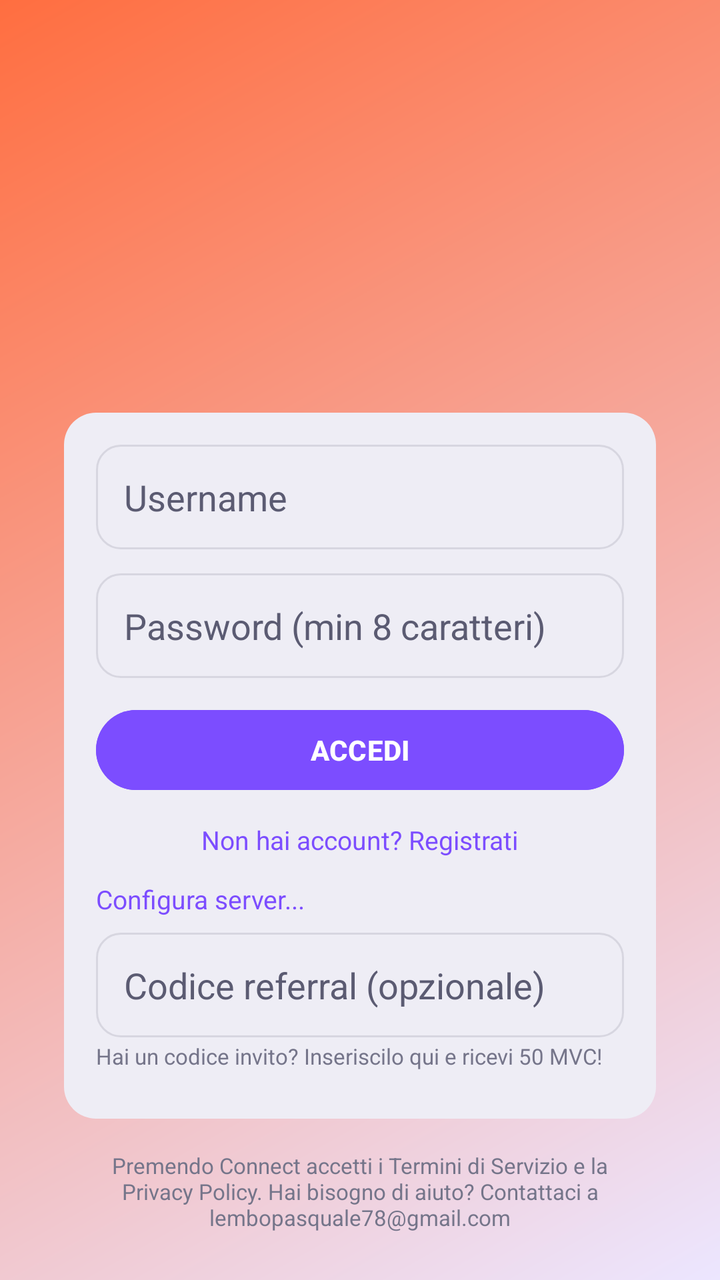
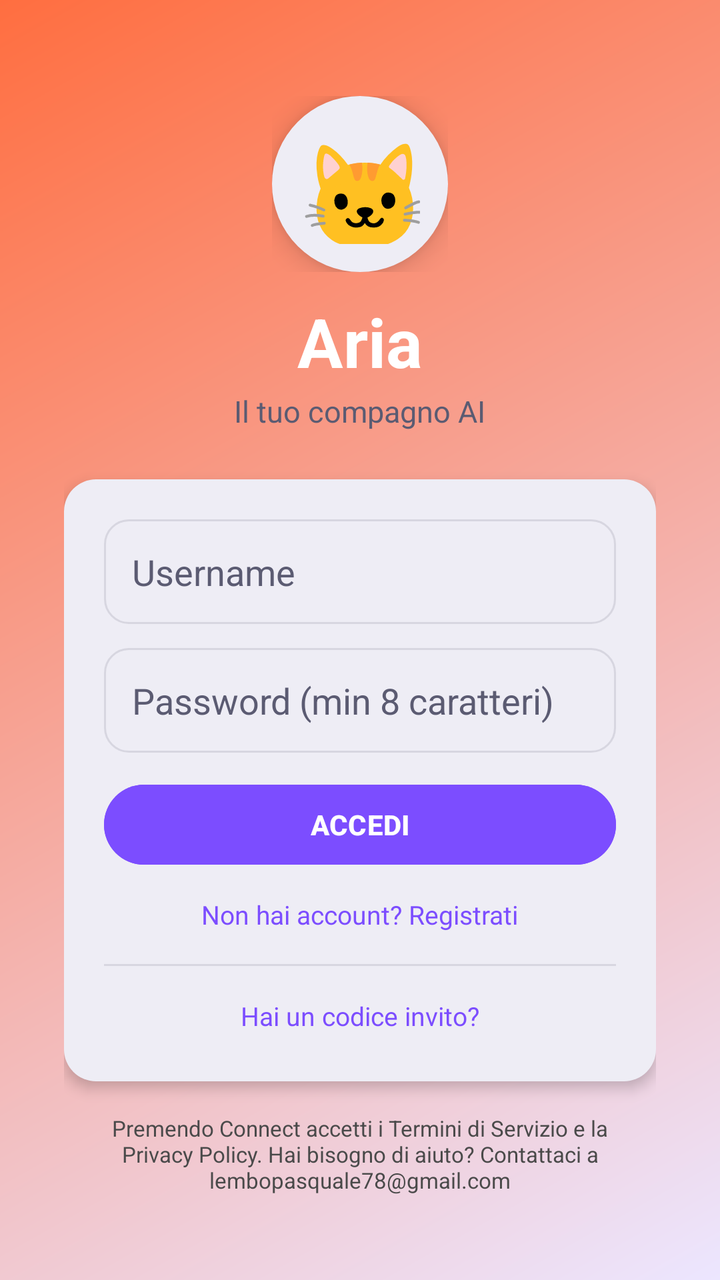

Screens rendered from an Android XML layout before and after an edit, with the pre-edit source and the edit as a unified diff.
<!-- AndroidManifest.xml: application theme AppTheme -->
<!-- res/layout/activity_login.xml -->
<?xml version="1.0" encoding="utf-8"?>
<FrameLayout
    xmlns:android="http://schemas.android.com/apk/res/android"
    xmlns:app="http://schemas.android.com/apk/res-auto"
    android:layout_width="match_parent"
    android:layout_height="match_parent"
    android:background="@drawable/gradient_background">

    <ScrollView
        android:layout_width="match_parent"
        android:layout_height="match_parent"
        android:fillViewport="true">

        <RelativeLayout
            android:layout_width="match_parent"
            android:layout_height="wrap_content"
            android:layout_gravity="center">

            <LinearLayout
                android:id="@+id/center_content"
                android:layout_width="match_parent"
                android:layout_height="wrap_content"
                android:orientation="vertical"
                android:gravity="center"
                android:layout_centerInParent="true"
                android:paddingStart="32dp"
                android:paddingEnd="32dp">

                <TextView
                    android:layout_width="80dp"
                    android:layout_height="80dp"
                    android:text="🐱"
                    android:textSize="48sp"
                    android:gravity="center"
                    android:background="@drawable/circle_logo_bg"
                    android:padding="16dp"
                    android:layout_marginBottom="24dp"/>

                <TextView
                    android:layout_width="wrap_content"
                    android:layout_height="wrap_content"
                    android:text="Aria"
                    android:textSize="36sp"
                    android:textStyle="bold"
                    android:textColor="@color/on_primary"
                    android:gravity="center"/>

                <TextView
                    android:layout_width="wrap_content"
                    android:layout_height="wrap_content"
                    android:text="Il tuo compagno AI"
                    android:textSize="16sp"
                    android:textColor="@color/on_surface_variant"
                    android:gravity="center"
                    android:layout_marginTop="4dp"/>
            </LinearLayout>

            <LinearLayout
                android:id="@+id/bottom_content"
                android:layout_width="match_parent"
                android:layout_height="wrap_content"
                android:orientation="vertical"
                android:gravity="center"
                android:layout_alignParentBottom="true"
                android:paddingStart="32dp"
                android:paddingEnd="32dp"
                android:paddingBottom="24dp">

                <LinearLayout
                    android:id="@+id/login_section"
                    android:layout_width="match_parent"
                    android:layout_height="wrap_content"
                    android:orientation="vertical"
                    android:background="@drawable/card_bg"
                    android:padding="16dp"
                    android:layout_marginBottom="16dp">

                    <EditText
                        android:id="@+id/username_input"
                        android:layout_width="match_parent"
                        android:layout_height="wrap_content"
                        android:hint="Username"
                        android:textColorHint="@color/on_surface_variant"
                        android:textColor="@color/on_surface"
                        android:inputType="textPersonName"
                        android:maxLength="20"
                        android:maxLines="1"
                        android:singleLine="true"
                        android:background="@drawable/edittext_bg"
                        android:padding="14dp"
                        android:layout_marginBottom="12dp"/>

                    <EditText
                        android:id="@+id/email_input"
                        android:layout_width="match_parent"
                        android:layout_height="wrap_content"
                        android:hint="Email (opzionale)"
                        android:textColorHint="@color/on_surface_variant"
                        android:textColor="@color/on_surface"
                        android:inputType="textEmailAddress"
                        android:maxLines="1"
                        android:singleLine="true"
                        android:background="@drawable/edittext_bg"
                        android:padding="14dp"
                        android:layout_marginBottom="12dp"
                        android:visibility="gone"/>

                    <EditText
                        android:id="@+id/password_input"
                        android:layout_width="match_parent"
                        android:layout_height="wrap_content"
                        android:hint="Password (min 8 caratteri)"
                        android:textColorHint="@color/on_surface_variant"
                        android:textColor="@color/on_surface"
                        android:inputType="textPassword"
                        android:maxLines="1"
                        android:singleLine="true"
                        android:background="@drawable/edittext_bg"
                        android:padding="14dp"
                        android:layout_marginBottom="12dp"/>

                    <com.google.android.material.button.MaterialButton
                        android:id="@+id/login_button"
                        android:layout_width="match_parent"
                        android:layout_height="48dp"
                        android:text="ACCEDI"
                        android:textSize="14sp"
                        android:backgroundTint="@color/primary"
                        android:textColor="@color/on_primary"
                        android:textAllCaps="false"
                        android:textStyle="bold"
                        app:cornerRadius="22dp"/>

                    <TextView
                        android:id="@+id/toggle_auth_mode"
                        android:layout_width="wrap_content"
                        android:layout_height="wrap_content"
                        android:text="Non hai account? Registrati"
                        android:textSize="13sp"
                        android:textColor="@color/text_link"
                        android:paddingTop="12dp"
                        android:paddingBottom="4dp"
                        android:clickable="true"
                        android:focusable="true"
                        android:layout_gravity="center_horizontal"/>

                    <TextView
                        android:id="@+id/server_url_toggle"
                        android:layout_width="wrap_content"
                        android:layout_height="wrap_content"
                        android:text="Configura server..."
                        android:textSize="13sp"
                        android:textColor="@color/text_link"
                        android:paddingTop="8dp"
                        android:paddingBottom="4dp"
                        android:clickable="true"
                        android:focusable="true"/>

                    <EditText
                        android:id="@+id/server_url_input"
                        android:layout_width="match_parent"
                        android:layout_height="wrap_content"
                        android:hint="URL del server (es. http://192.168.1.100:5000)"
                        android:textColorHint="@color/on_surface_variant"
                        android:textColor="@color/on_surface"
                        android:inputType="textUri"
                        android:maxLines="1"
                        android:singleLine="true"
                        android:background="@drawable/edittext_bg"
                        android:padding="14dp"
                        android:visibility="gone"/>

                    <EditText
                        android:id="@+id/referral_code_input"
                        android:layout_width="match_parent"
                        android:layout_height="wrap_content"
                        android:hint="Codice referral (opzionale)"
                        android:textColorHint="@color/on_surface_variant"
                        android:textColor="@color/on_surface"
                        android:inputType="textVisiblePassword"
                        android:maxLength="8"
                        android:maxLines="1"
                        android:singleLine="true"
                        android:background="@drawable/edittext_bg"
                        android:padding="14dp"
                        android:layout_marginTop="4dp"/>

                    <TextView
                        android:layout_width="match_parent"
                        android:layout_height="wrap_content"
                        android:text="Hai un codice invito? Inseriscilo qui e ricevi 50 MVC!"
                        android:textSize="11sp"
                        android:textColor="@color/text_hint"
                        android:paddingTop="2dp"
                        android:paddingBottom="8dp"/>

                    <ProgressBar
                        android:id="@+id/auth_progress"
                        android:layout_width="match_parent"
                        android:layout_height="wrap_content"
                        android:visibility="gone"
                        android:layout_marginTop="12dp"/>
                </LinearLayout>

                <TextView
                    android:layout_width="wrap_content"
                    android:layout_height="wrap_content"
                    android:textSize="11sp"
                    android:textColor="@color/text_hint"
                    android:gravity="center"
                    android:autoLink="web"
                    android:text="@string/privacy_notice"/>
            </LinearLayout>

        </RelativeLayout>
    </ScrollView>

</FrameLayout>
<!-- resources referenced by this layout -->
<resources>
  <color name="on_primary">#FFFFFF</color>
  <color name="on_surface">#1B1B2A</color>
  <color name="on_surface_variant">#5B5B72</color>
  <color name="primary">#7C4DFF</color>
  <color name="text_hint">#75758A</color>
  <color name="text_link">#7C4DFF</color>
  <!-- drawable card_bg (drawable) -->
  <?xml version="1.0" encoding="utf-8"?>
  <shape xmlns:android="http://schemas.android.com/apk/res/android"
         android:shape="rectangle">
      <solid android:color="@color/surface_container"/>
      <corners android:radius="16dp"/>
      <padding android:left="16dp" android:top="16dp" android:right="16dp" android:bottom="16dp"/>
  </shape>
  <!-- drawable circle_logo_bg (drawable) -->
  <?xml version="1.0" encoding="utf-8"?>
  <shape xmlns:android="http://schemas.android.com/apk/res/android"
         android:shape="oval">
      <solid android:color="@color/surface_container"/>
  </shape>
  <!-- drawable edittext_bg (drawable) -->
  <?xml version="1.0" encoding="utf-8"?>
  <shape xmlns:android="http://schemas.android.com/apk/res/android"
         android:shape="rectangle">
      <solid android:color="@color/surface_container"/>
      <corners android:radius="12dp"/>
      <stroke android:width="1dp" android:color="@color/outline"/>
  </shape>
  <!-- drawable gradient_background (drawable) -->
  <?xml version="1.0" encoding="utf-8"?>
  <shape xmlns:android="http://schemas.android.com/apk/res/android" android:shape="rectangle">
      <gradient
          android:startColor="@color/login_gradient_start"
          android:endColor="@color/tertiary"
          android:angle="135" />
  </shape>
  <string name="privacy_notice">Premendo Connect accetti i Termini di Servizio e la Privacy Policy. Hai bisogno di aiuto? Contattaci a lembopasquale78@gmail.com</string>
  <style name="AppTheme" parent="Theme.Material3.DayNight.NoActionBar">
          <item name="colorPrimary">@color/primary</item>
          <item name="colorOnPrimary">@color/on_primary</item>
          <item name="colorPrimaryContainer">@color/primary_dark</item>
          <item name="colorOnPrimaryContainer">@color/on_primary</item>
          <item name="colorSecondary">@color/secondary</item>
          <item name="colorTertiary">@color/tertiary</item>
          <item name="colorSurface">@color/surface</item>
          <item name="colorOnSurface">@color/on_surface</item>
          <item name="colorSurfaceVariant">@color/surface_variant</item>
          <item name="colorOnSurfaceVariant">@color/on_surface_variant</item>
          <item name="colorSurfaceContainer">@color/surface_container</item>
          <item name="android:colorBackground">@color/background</item>
          <item name="android:windowBackground">@color/background</item>
          <item name="android:statusBarColor">@color/background_dark</item>
          <item name="android:navigationBarColor">@color/bottom_nav_bg</item>
          <item name="android:windowLightStatusBar">false</item>
          <item name="colorError">@color/error</item>
          <item name="colorOnError">@color/on_primary</item>
          <item name="colorErrorContainer">@color/error_container</item>
          <item name="colorOutline">@color/outline</item>
      </style>
  <color name="surface_container">#EEEDF5</color>
  <color name="outline">#D7D6E0</color>
  <color name="login_gradient_start">#ECE6FF</color>
  <color name="tertiary">#FF6E40</color>
  <color name="primary_dark">#651FFF</color>
  <color name="secondary">#03DAC6</color>
  <color name="surface">#FFFFFF</color>
  <color name="surface_variant">#E3E1EC</color>
  <color name="background">#F4F4FA</color>
  <color name="background_dark">#E9E8F2</color>
  <color name="bottom_nav_bg">#FFFFFF</color>
  <color name="error">#D32F2F</color>
  <color name="error_container">#FFDAD6</color>
</resources>

<!-- the commit's change to res/layout/activity_login.xml (unified diff, before → after) -->
@@ -11,208 +11,231 @@
         android:layout_height="match_parent"
         android:fillViewport="true">
 
-        <RelativeLayout
+        <LinearLayout
             android:layout_width="match_parent"
             android:layout_height="wrap_content"
-            android:layout_gravity="center">
-
-            <LinearLayout
-                android:id="@+id/center_content"
-                android:layout_width="match_parent"
-                android:layout_height="wrap_content"
-                android:orientation="vertical"
-                android:gravity="center"
-                android:layout_centerInParent="true"
-                android:paddingStart="32dp"
-                android:paddingEnd="32dp">
-
-                <TextView
-                    android:layout_width="80dp"
-                    android:layout_height="80dp"
+            android:orientation="vertical"
+            android:gravity="center_horizontal"
+            android:paddingStart="32dp"
+            android:paddingEnd="32dp"
+            android:paddingTop="48dp"
+            android:paddingBottom="24dp">
+
+            
+            <FrameLayout
+                android:layout_width="wrap_content"
+                android:layout_height="wrap_content"
+                android:layout_marginBottom="12dp">
+
+                <TextView
+                    android:id="@+id/logo_badge"
+                    android:layout_width="88dp"
+                    android:layout_height="88dp"
                     android:text="🐱"
-                    android:textSize="48sp"
+                    android:textSize="52sp"
                     android:gravity="center"
                     android:background="@drawable/circle_logo_bg"
-                    android:padding="16dp"
-                    android:layout_marginBottom="24dp"/>
-
-                <TextView
+                    android:elevation="8dp"
+                    android:padding="14dp"/>
+            </FrameLayout>
+
+            <TextView
+                android:layout_width="wrap_content"
+                android:layout_height="wrap_content"
+                android:text="Aria"
+                android:textSize="34sp"
+                android:textStyle="bold"
+                android:textColor="@color/on_primary"
+                android:gravity="center"/>
+
+            <TextView
+                android:layout_width="wrap_content"
+                android:layout_height="wrap_content"
+                android:text="Il tuo compagno AI"
+                android:textSize="15sp"
+                android:textColor="@color/on_surface_variant"
+                android:gravity="center"
+                android:layout_marginTop="2dp"
+                android:layout_marginBottom="24dp"/>
+
+            
+            <LinearLayout
+                android:id="@+id/login_card"
+                android:layout_width="match_parent"
+                android:layout_height="wrap_content"
+                android:orientation="vertical"
+                android:background="@drawable/card_bg"
+                android:elevation="4dp"
+                android:padding="20dp">
+
+                <EditText
+                    android:id="@+id/username_input"
+                    android:layout_width="match_parent"
+                    android:layout_height="wrap_content"
+                    android:hint="Username"
+                    android:textColorHint="@color/on_surface_variant"
+                    android:textColor="@color/on_surface"
+                    android:inputType="textPersonName"
+                    android:maxLength="20"
+                    android:maxLines="1"
+                    android:singleLine="true"
+                    android:background="@drawable/edittext_bg"
+                    android:padding="14dp"
+                    android:layout_marginBottom="12dp"/>
+
+                <EditText
+                    android:id="@+id/email_input"
+                    android:layout_width="match_parent"
+                    android:layout_height="wrap_content"
+                    android:hint="Email (opzionale)"
+                    android:textColorHint="@color/on_surface_variant"
+                    android:textColor="@color/on_surface"
+                    android:inputType="textEmailAddress"
+                    android:maxLines="1"
+                    android:singleLine="true"
+                    android:background="@drawable/edittext_bg"
+                    android:padding="14dp"
+                    android:layout_marginBottom="12dp"
+                    android:visibility="gone"/>
+
+                <EditText
+                    android:id="@+id/password_input"
+                    android:layout_width="match_parent"
+                    android:layout_height="wrap_content"
+                    android:hint="Password (min 8 caratteri)"
+                    android:textColorHint="@color/on_surface_variant"
+                    android:textColor="@color/on_surface"
+                    android:inputType="textPassword"
+                    android:maxLines="1"
+                    android:singleLine="true"
+                    android:background="@drawable/edittext_bg"
+                    android:padding="14dp"
+                    android:layout_marginBottom="12dp"/>
+
+                <com.google.android.material.button.MaterialButton
+                    android:id="@+id/login_button"
+                    android:layout_width="match_parent"
+                    android:layout_height="48dp"
+                    android:text="ACCEDI"
+                    android:textSize="14sp"
+                    android:backgroundTint="@color/primary"
+                    android:textColor="@color/on_primary"
+                    android:textAllCaps="false"
+                    android:textStyle="bold"
+                    app:cornerRadius="22dp"/>
+
+                <TextView
+                    android:id="@+id/toggle_auth_mode"
                     android:layout_width="wrap_content"
                     android:layout_height="wrap_content"
-                    android:text="Aria"
-                    android:textSize="36sp"
-                    android:textStyle="bold"
-                    android:textColor="@color/on_primary"
-                    android:gravity="center"/>
-
-                <TextView
+                    android:text="Non hai account? Registrati"
+                    android:textSize="13sp"
+                    android:textColor="@color/text_link"
+                    android:paddingTop="12dp"
+                    android:paddingBottom="4dp"
+                    android:clickable="true"
+                    android:focusable="true"
+                    android:layout_gravity="center_horizontal"/>
+
+                
+                <View
+                    android:layout_width="match_parent"
+                    android:layout_height="1dp"
+                    android:background="@color/outline"
+                    android:layout_marginTop="12dp"
+                    android:layout_marginBottom="12dp"/>
+
+                
+                <TextView
+                    android:id="@+id/referral_toggle"
                     android:layout_width="wrap_content"
                     android:layout_height="wrap_content"
-                    android:text="Il tuo compagno AI"
-                    android:textSize="16sp"
-                    android:textColor="@color/on_surface_variant"
-                    android:gravity="center"
-                    android:layout_marginTop="4dp"/>
-            </LinearLayout>
-
-            <LinearLayout
-                android:id="@+id/bottom_content"
-                android:layout_width="match_parent"
-                android:layout_height="wrap_content"
-                android:orientation="vertical"
-                android:gravity="center"
-                android:layout_alignParentBottom="true"
-                android:paddingStart="32dp"
-                android:paddingEnd="32dp"
-                android:paddingBottom="24dp">
-
-                <LinearLayout
-                    android:id="@+id/login_section"
-                    android:layout_width="match_parent"
-                    android:layout_height="wrap_content"
-                    android:orientation="vertical"
-                    android:background="@drawable/card_bg"
-                    android:padding="16dp"
-                    android:layout_marginBottom="16dp">
-
-                    <EditText
-                        android:id="@+id/username_input"
-                        android:layout_width="match_parent"
-                        android:layout_height="wrap_content"
-                        android:hint="Username"
-                        android:textColorHint="@color/on_surface_variant"
-                        android:textColor="@color/on_surface"
-                        android:inputType="textPersonName"
-                        android:maxLength="20"
-                        android:maxLines="1"
-                        android:singleLine="true"
-                        android:background="@drawable/edittext_bg"
-                        android:padding="14dp"
-                        android:layout_marginBottom="12dp"/>
-
-                    <EditText
-                        android:id="@+id/email_input"
-                        android:layout_width="match_parent"
-                        android:layout_height="wrap_content"
-                        android:hint="Email (opzionale)"
-                        android:textColorHint="@color/on_surface_variant"
-                        android:textColor="@color/on_surface"
-                        android:inputType="textEmailAddress"
-                        android:maxLines="1"
-                        android:singleLine="true"
-                        android:background="@drawable/edittext_bg"
-                        android:padding="14dp"
-                        android:layout_marginBottom="12dp"
-                        android:visibility="gone"/>
-
-                    <EditText
-                        android:id="@+id/password_input"
-                        android:layout_width="match_parent"
-                        android:layout_height="wrap_content"
-                        android:hint="Password (min 8 caratteri)"
-                        android:textColorHint="@color/on_surface_variant"
-                        android:textColor="@color/on_surface"
-                        android:inputType="textPassword"
-                        android:maxLines="1"
-                        android:singleLine="true"
-                        android:background="@drawable/edittext_bg"
-                        android:padding="14dp"
-                        android:layout_marginBottom="12dp"/>
-
-                    <com.google.android.material.button.MaterialButton
-                        android:id="@+id/login_button"
-                        android:layout_width="match_parent"
-                        android:layout_height="48dp"
-                        android:text="ACCEDI"
-                        android:textSize="14sp"
-                        android:backgroundTint="@color/primary"
-                        android:textColor="@color/on_primary"
-                        android:textAllCaps="false"
-                        android:textStyle="bold"
-                        app:cornerRadius="22dp"/>
-
-                    <TextView
-                        android:id="@+id/toggle_auth_mode"
-                        android:layout_width="wrap_content"
-                        android:layout_height="wrap_content"
-                        android:text="Non hai account? Registrati"
-                        android:textSize="13sp"
-                        android:textColor="@color/text_link"
-                        android:paddingTop="12dp"
-                        android:paddingBottom="4dp"
-                        android:clickable="true"
-                        android:focusable="true"
-                        android:layout_gravity="center_horizontal"/>
-
-                    <TextView
-                        android:id="@+id/server_url_toggle"
-                        android:layout_width="wrap_content"
-                        android:layout_height="wrap_content"
-                        android:text="Configura server..."
-                        android:textSize="13sp"
-                        android:textColor="@color/text_link"
-                        android:paddingTop="8dp"
-                        android:paddingBottom="4dp"
-                        android:clickable="true"
-                        android:focusable="true"/>
-
-                    <EditText
-                        android:id="@+id/server_url_input"
-                        android:layout_width="match_parent"
-                        android:layout_height="wrap_content"
-                        android:hint="URL del server (es. http://192.168.1.100:5000)"
-                        android:textColorHint="@color/on_surface_variant"
-                        android:textColor="@color/on_surface"
-                        android:inputType="textUri"
-                        android:maxLines="1"
-                        android:singleLine="true"
-                        android:background="@drawable/edittext_bg"
-                        android:padding="14dp"
-                        android:visibility="gone"/>
-
-                    <EditText
-                        android:id="@+id/referral_code_input"
-                        android:layout_width="match_parent"
-                        android:layout_height="wrap_content"
-                        android:hint="Codice referral (opzionale)"
-                        android:textColorHint="@color/on_surface_variant"
-                        android:textColor="@color/on_surface"
-                        android:inputType="textVisiblePassword"
-                        android:maxLength="8"
-                        android:maxLines="1"
-                        android:singleLine="true"
-                        android:background="@drawable/edittext_bg"
-                        android:padding="14dp"
-                        android:layout_marginTop="4dp"/>
-
-                    <TextView
-                        android:layout_width="match_parent"
-                        android:layout_height="wrap_content"
-                        android:text="Hai un codice invito? Inseriscilo qui e ricevi 50 MVC!"
-                        android:textSize="11sp"
-                        android:textColor="@color/text_hint"
-                        android:paddingTop="2dp"
-                        android:paddingBottom="8dp"/>
-
-                    <ProgressBar
-                        android:id="@+id/auth_progress"
-                        android:layout_width="match_parent"
-                        android:layout_height="wrap_content"
-                        android:visibility="gone"
-                        android:layout_marginTop="12dp"/>
-                </LinearLayout>
-
-                <TextView
-                    android:layout_width="wrap_content"
-                    android:layout_height="wrap_content"
+                    android:text="Hai un codice invito?"
+                    android:textSize="13sp"
+                    android:textColor="@color/text_link"
+                    android:paddingTop="4dp"
+                    android:paddingBottom="4dp"
+                    android:clickable="true"
+                    android:focusable="true"
+                    android:layout_gravity="center_horizontal"/>
+
+                <EditText
+                    android:id="@+id/referral_code_input"
+                    android:layout_width="match_parent"
+                    android:layout_height="wrap_content"
+                    android:hint="Codice referral (opzionale)"
+                    android:textColorHint="@color/on_surface_variant"
+                    android:textColor="@color/on_surface"
+                    android:inputType="textVisiblePassword"
+                    android:maxLength="8"
+                    android:maxLines="1"
+                    android:singleLine="true"
+                    android:textSize="13sp"
+                    android:background="@drawable/edittext_bg"
+                    android:padding="12dp"
+                    android:layout_marginTop="8dp"
+                    android:visibility="gone"/>
+
+                <TextView
+                    android:id="@+id/referral_bonus_text"
+                    android:layout_width="match_parent"
+                    android:layout_height="wrap_content"
+                    android:text="Inseriscilo qui e ricevi 50 MVC!"
                     android:textSize="11sp"
                     android:textColor="@color/text_hint"
-                    android:gravity="center"
-                    android:autoLink="web"
-                    android:text="@string/privacy_notice"/>
+                    android:paddingTop="4dp"
+                    android:paddingBottom="4dp"
+                    android:visibility="gone"/>
+
+                
+                <TextView
+                    android:id="@+id/server_url_toggle"
+                    android:layout_width="wrap_content"
+                    android:layout_height="wrap_content"
+                    android:text="Configura server..."
+                    android:textSize="13sp"
+                    android:textColor="@color/text_link"
+                    android:paddingTop="8dp"
+                    android:paddingBottom="4dp"
+                    android:clickable="true"
+                    android:focusable="true"
+                    android:layout_gravity="center_horizontal"
+                    android:visibility="gone"/>
+
+                <EditText
+                    android:id="@+id/server_url_input"
+                    android:layout_width="match_parent"
+                    android:layout_height="wrap_content"
+                    android:hint="URL del server (es. http://192.168.1.100:5000)"
+                    android:textColorHint="@color/on_surface_variant"
+                    android:textColor="@color/on_surface"
+                    android:inputType="textUri"
+                    android:maxLines="1"
+                    android:singleLine="true"
+                    android:background="@drawable/edittext_bg"
+                    android:padding="14dp"
+                    android:visibility="gone"/>
+
+                <ProgressBar
+                    android:id="@+id/auth_progress"
+                    android:layout_width="match_parent"
+                    android:layout_height="wrap_content"
+                    android:visibility="gone"
+                    android:layout_marginTop="12dp"/>
             </LinearLayout>
 
-        </RelativeLayout>
+            
+            <TextView
+                android:id="@+id/privacy_footer"
+                android:layout_width="wrap_content"
+                android:layout_height="wrap_content"
+                android:textSize="11sp"
+                android:textColor="#4A4A4A"
+                android:gravity="center"
+                android:autoLink="web"
+                android:layout_marginTop="16dp"
+                android:text="@string/privacy_notice"/>
+        </LinearLayout>
     </ScrollView>
 
 </FrameLayout>
